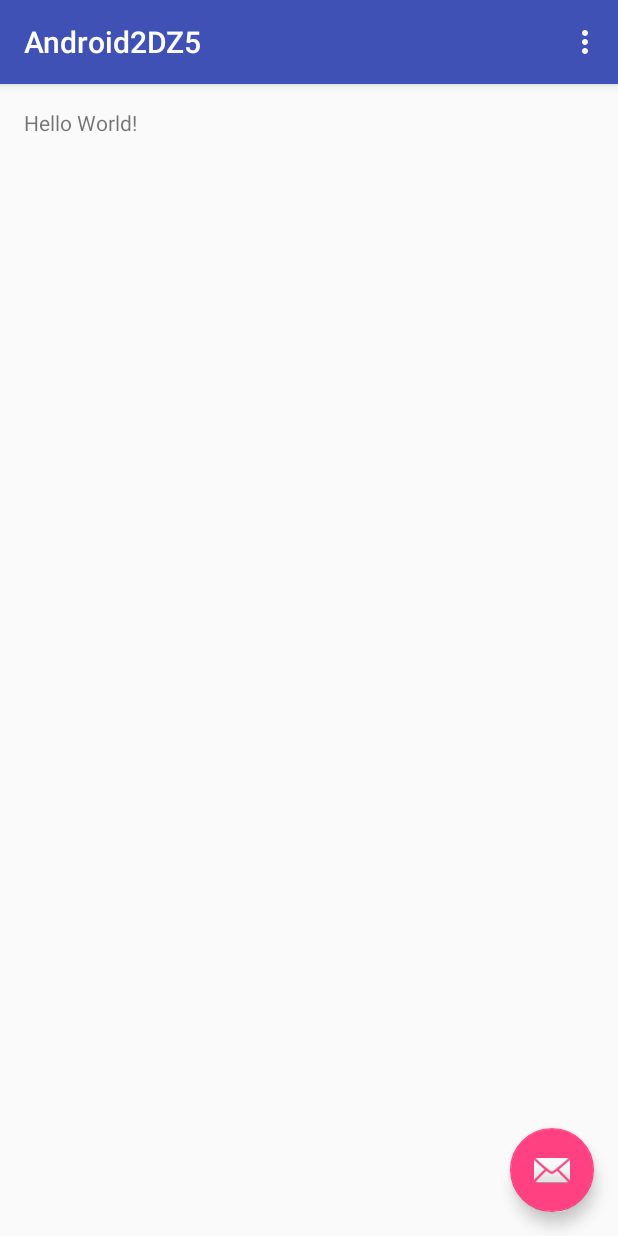
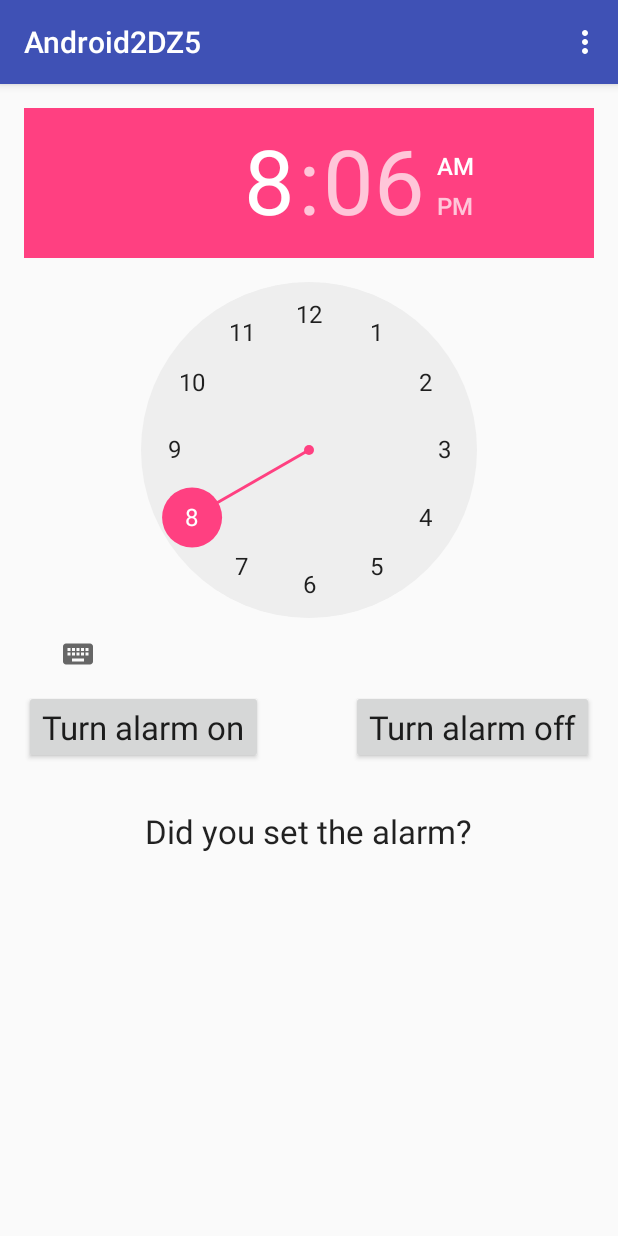
Before and after one commit to AIRAT1/Android2DZ5, an Android app: the screen it shows after launch (MainActivity), on a phone screen of 412 x 824 dp. Run offline under Robolectric (Android 15) with nearby library versions, the phone set to English and light mode, and no system bars.

Commit message:
create GUI

```diff
--- a/app/src/main/java/de/android/android2dz5/MainActivity.java
+++ b/app/src/main/java/de/android/android2dz5/MainActivity.java
@@ -1,31 +1,45 @@
 package de.android.android2dz5;
 
+import android.app.AlarmManager;
+import android.content.Context;
 import android.os.Bundle;
-import android.support.design.widget.FloatingActionButton;
-import android.support.design.widget.Snackbar;
 import android.support.v7.app.AppCompatActivity;
 import android.support.v7.widget.Toolbar;
-import android.view.View;
 import android.view.Menu;
 import android.view.MenuItem;
+import android.view.View;
+import android.widget.Button;
+import android.widget.TextView;
+import android.widget.TimePicker;
 
-public class MainActivity extends AppCompatActivity {
+import java.util.Calendar;
 
+public class MainActivity extends AppCompatActivity implements View.OnClickListener{
+    private AlarmManager alarmManager;
+    private TimePicker alarmTimePicker;
+    private TextView updateText;
+    private Context context;
+    private final Calendar calendar = Calendar.getInstance();
     @Override
     protected void onCreate(Bundle savedInstanceState) {
         super.onCreate(savedInstanceState);
         setContentView(R.layout.activity_main);
         Toolbar toolbar = (Toolbar) findViewById(R.id.toolbar);
         setSupportActionBar(toolbar);
-
-        FloatingActionButton fab = (FloatingActionButton) findViewById(R.id.fab);
-        fab.setOnClickListener(new View.OnClickListener() {
-            @Override
-            public void onClick(View view) {
-                Snackbar.make(view, "Replace with your own action", Snackbar.LENGTH_LONG)
-                        .setAction("Action", null).show();
-            }
-        });
+        this.context = this;
+        // init alarm manager
+        alarmManager = (AlarmManager)getSystemService(ALARM_SERVICE);
+        // init time picker
+        alarmTimePicker = (TimePicker)findViewById(R.id.timePicker);
+        // init update text
+        updateText = (TextView)findViewById(R.id.updateText);
+        // init start button
+        Button alarmOn = (Button)findViewById(R.id.alarmOn);
+        // init stop button
+        Button alarmOff = (Button)findViewById(R.id.alarmOff);
+        // create onClickListeners for a buttons
+        alarmOn.setOnClickListener(this);
+        alarmOff.setOnClickListener(this);
     }
 
     @Override
@@ -49,4 +63,30 @@ public class MainActivity extends AppCompatActivity {
 
         return super.onOptionsItemSelected(item);
     }
+
+    @Override
+    public void onClick(View v) {
+        switch (v.getId()) {
+            case R.id.alarmOn:
+                int hour = alarmTimePicker.getCurrentHour();
+                int minute = alarmTimePicker.getCurrentMinute();
+                calendar.set(Calendar.HOUR_OF_DAY, hour);
+                calendar.set(Calendar.MINUTE, minute);
+                String hourString = String.valueOf(hour);
+                String minuteString = String.valueOf(minute);
+                if (hour > 12) hourString = String.valueOf(hour - 12);
+                if (minute < 10) minuteString = "0" + String.valueOf(minute);
+                setAlarmText("Alarm set to: " + hourString + ":" + minuteString);
+                break;
+            case R.id.alarmOff:
+                setAlarmText("Alarm off!");
+                break;
+            default:
+                break;
+        }
+    }
+
+    private void setAlarmText(String s) {
+        updateText.setText(s);
+    }
 }
--- a/app/src/main/res/layout/activity_main.xml
+++ b/app/src/main/res/layout/activity_main.xml
@@ -23,12 +23,4 @@
 
     <include layout="@layout/content_main" />
 
-    <android.support.design.widget.FloatingActionButton
-        android:id="@+id/fab"
-        android:layout_width="wrap_content"
-        android:layout_height="wrap_content"
-        android:layout_gravity="bottom|end"
-        android:layout_margin="@dimen/fab_margin"
-        android:src="@android:drawable/ic_dialog_email" />
-
 </android.support.design.widget.CoordinatorLayout>
--- a/app/src/main/res/layout/content_main.xml
+++ b/app/src/main/res/layout/content_main.xml
@@ -12,8 +12,43 @@
     tools:context="de.android.android2dz5.MainActivity"
     tools:showIn="@layout/activity_main">
 
+    <TimePicker
+        android:layout_width="wrap_content"
+        android:layout_height="wrap_content"
+        android:id="@+id/timePicker"
+        android:layout_alignParentTop="true"
+        android:layout_centerHorizontal="true" />
+
+    <Button
+        android:layout_width="wrap_content"
+        android:layout_height="wrap_content"
+        android:textAppearance="?android:attr/textAppearanceLarge"
+        android:text="Turn alarm on"
+        android:clickable="true"
+        android:id="@+id/alarmOn"
+        android:layout_below="@+id/timePicker"
+        android:layout_alignParentLeft="true"
+        android:layout_alignParentStart="true" />
+
+    <Button
+        android:layout_width="wrap_content"
+        android:layout_height="wrap_content"
+        android:textAppearance="?android:attr/textAppearanceLarge"
+        android:text="Turn alarm off"
+        android:clickable="true"
+        android:id="@+id/alarmOff"
+        android:layout_alignTop="@+id/alarmOn"
+        android:layout_below="@id/timePicker"
+        android:layout_alignParentRight="true"
+        android:layout_alignParentEnd="true" />
+
     <TextView
         android:layout_width="wrap_content"
         android:layout_height="wrap_content"
-        android:text="Hello World!" />
+        android:textAppearance="?android:attr/textAppearanceLarge"
+        android:text="Did you set the alarm?"
+        android:id="@+id/updateText"
+        android:layout_below="@+id/alarmOff"
+        android:layout_centerHorizontal="true"
+        android:layout_marginTop="30dp" />
 </RelativeLayout>
```
